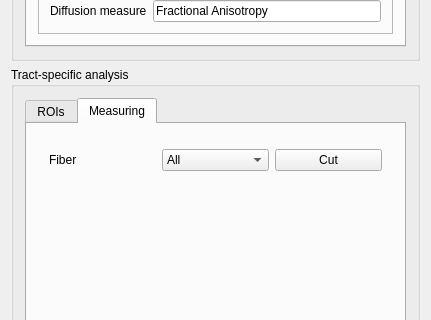
First picture: the form in Plugins/org.mitk.gui.qt.diffusionimaging/src/internal/QmitkTractbasedSpatialStatisticsViewControls.ui, repository MITK/MITK, before the edit; both pictures show x 0 to 431 and y 262 to 582 of the 431 by 811 pixel window.
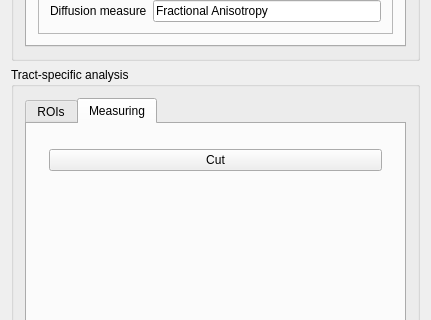
Second picture: the form after the edit. Custom widgets are drawn as their Qt base class.

Commit message: removed the fiber selector. too complicated for normal users

What changed in the file:
```diff
--- a/Plugins/org.mitk.gui.qt.diffusionimaging/src/internal/QmitkTractbasedSpatialStatisticsViewControls.ui
+++ b/Plugins/org.mitk.gui.qt.diffusionimaging/src/internal/QmitkTractbasedSpatialStatisticsViewControls.ui
@@ -285,22 +285,6 @@
              </size>
             </property>
             <layout class="QHBoxLayout" name="horizontalLayout">
-             <item>
-              <widget class="QLabel" name="label_5">
-               <property name="text">
-                <string>Fiber</string>
-               </property>
-              </widget>
-             </item>
-             <item>
-              <widget class="QComboBox" name="m_FiberSelector">
-               <item>
-                <property name="text">
-                 <string>All</string>
-                </property>
-               </item>
-              </widget>
-             </item>
              <item>
               <widget class="QPushButton" name="m_Cut">
                <property name="text">
```
The commit also changes 2 other files.
